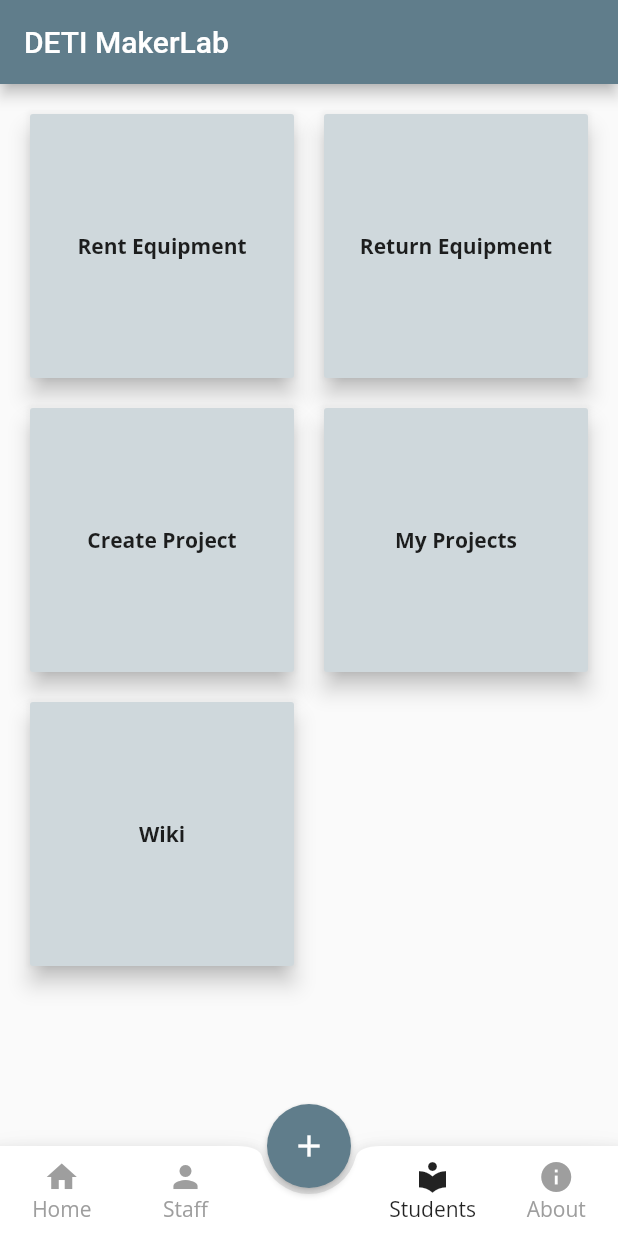
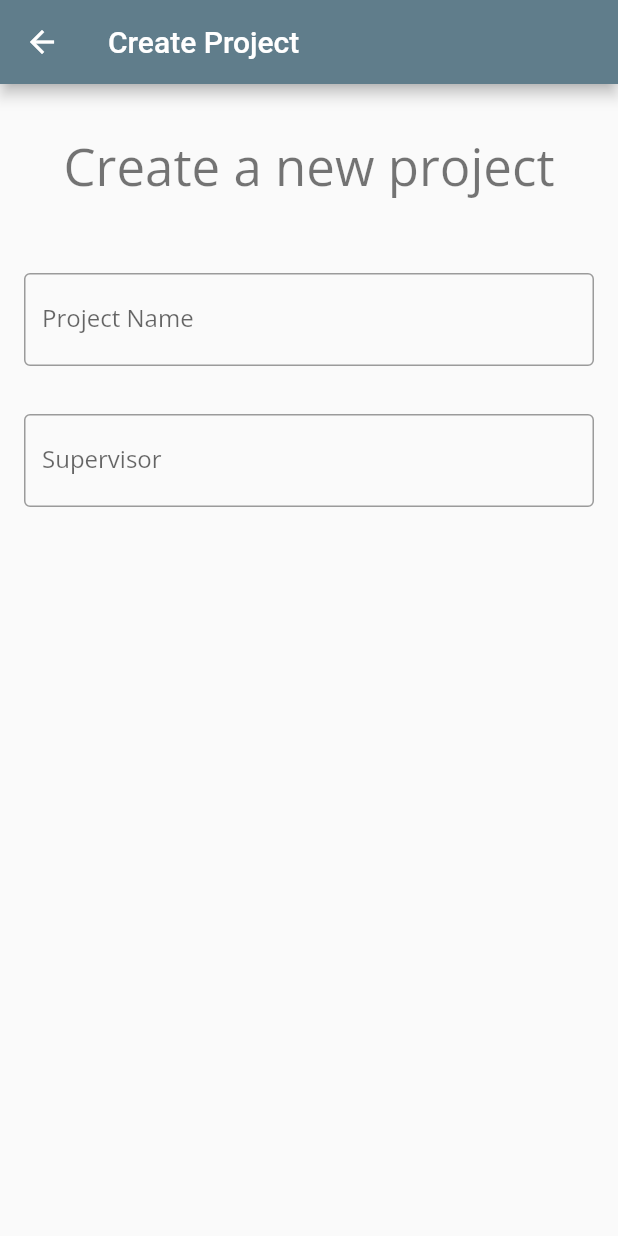
Before and after one commit to viniciusbenite/makerlab2020, a Flutter app: the screen it shows after launch, item 3 of the bottom bar chosen, after a tap on the "add" icon, on a phone screen of 412 x 824 dp. Run offline on Flutter 3.47's test engine with Material 2 defaults, Android fonts, the light colour scheme and no system bars; our stand-ins replace google_fonts.

Commit message:
change to project and equipments

```diff
--- a/makerlab/lib/main.dart
+++ b/makerlab/lib/main.dart
@@ -1,8 +1,9 @@
 import 'package:flutter/material.dart';
 import 'package:google_fonts/google_fonts.dart';
 import 'package:makerlab/screens/aboutDetails.dart';
-import 'package:makerlab/screens/staff.dart';
-import 'package:makerlab/screens/students.dart';
+import 'package:makerlab/screens/create.dart';
+import 'package:makerlab/screens/equipments.dart';
+import 'package:makerlab/screens/projects.dart';
 import 'package:makerlab/widgets/fab.dart';
 
 import 'screens/about.dart';
@@ -28,6 +29,7 @@ class MyApp extends StatelessWidget {
         '/about/what': (context) => WhatDetails(),
         '/about/project': (context) => TeamDetails(),
         '/about/wiki': (context) => AboutWiki(),
+        '/create_project': (context) => CreateProject(),
       },
     );
   }
@@ -46,8 +48,8 @@ class _MyHomePageState extends State<MyHomePage> {
   int _currentIndex = 0;
   final List<Widget> _children = [
     Text('0'),
-    Staff(),
-    Student(),
+    Equipments(),
+    Projects(),
     AboutPage(),
   ];
 
@@ -70,14 +72,17 @@ class _MyHomePageState extends State<MyHomePage> {
         notchedShape: CircularNotchedRectangle(),
         items: [
           FABBottomAppBarItem(iconData: Icons.home, text: 'Home'),
-          FABBottomAppBarItem(iconData: Icons.person, text: 'Staff'),
-          FABBottomAppBarItem(iconData: Icons.local_library, text: 'Students'),
+          FABBottomAppBarItem(iconData: Icons.build, text: 'Equipment'),
+          FABBottomAppBarItem(iconData: Icons.group_work, text: 'Projects'),
           FABBottomAppBarItem(iconData: Icons.info, text: 'About'),
         ],
       ),
       floatingActionButtonLocation: FloatingActionButtonLocation.centerDocked,
       floatingActionButton: FloatingActionButton(
-        onPressed: () {},
+        onPressed: () {
+          // Create Project
+          Navigator.of(context).pushNamed("/create_project");
+        },
         tooltip: 'Add',
         child: Icon(Icons.add),
         elevation: 2.0,
--- a/makerlab/lib/screens/aboutDetails.dart
+++ b/makerlab/lib/screens/aboutDetails.dart
@@ -218,7 +218,6 @@ class AboutWiki extends StatelessWidget {
     return Scaffold(
       appBar: AppBar(title: Text(aboutWikiTitle)),
       body: ListView(
-        padding: EdgeInsets.all(8.0),
         children: [
           Image.network(
             aboutWiki,
--- /dev/null
+++ b/makerlab/lib/screens/create.dart
@@ -0,0 +1,52 @@
+import 'package:flutter/material.dart';
+
+class CreateProject extends StatefulWidget {
+  @override
+  State<StatefulWidget> createState() {
+    return _CreateProjectState();
+  }
+}
+
+class _CreateProjectState extends State<CreateProject> {
+  @override
+  Widget build(BuildContext context) {
+    return Scaffold(
+      appBar: AppBar(
+        title: Text('Create Project'),
+      ),
+      body: ListView(
+        children: [
+          Container(
+            padding: EdgeInsets.all(32.0),
+            child: Center(
+              child: Text(
+                'Create a new project',
+                style: Theme.of(context).textTheme.headline4,
+              ),
+            ),
+          ),
+          Container(
+            padding: EdgeInsets.all(16.0),
+            child: TextFormField(
+              cursorColor: Theme.of(context).cursorColor,
+              decoration: InputDecoration(
+                labelText: 'Project Name',
+                border: OutlineInputBorder(),
+              ),
+            ),
+          ),
+          Container(
+            padding: EdgeInsets.all(16.0),
+            child: TextFormField(
+              cursorColor: Theme.of(context).cursorColor,
+              decoration: InputDecoration(
+                labelText: 'Supervisor',
+                border: OutlineInputBorder(),
+              ),
+            ),
+          ),
+        ],
+      ),
+    );
+  }
+}
--- a/makerlab/lib/screens/staff.dart
+++ b/makerlab/lib/screens/equipments.dart
@@ -1,11 +1,11 @@
 import 'package:flutter/material.dart';
 
-class Staff extends StatefulWidget {
+class Equipments extends StatefulWidget {
   @override
-  _StaffState createState() => new _StaffState();
+  _EquipmentsState createState() => new _EquipmentsState();
 }
 
-class _StaffState extends State<Staff> {
+class _EquipmentsState extends State<Equipments> {
   @override
   Widget build(BuildContext context) {
     return Center(
--- a/makerlab/lib/screens/students.dart
+++ b/makerlab/lib/screens/projects.dart
@@ -2,14 +2,14 @@ import 'package:flutter/material.dart';
 import 'package:makerlab/utils/src.dart';
 import 'package:url_launcher/url_launcher.dart';
 
-class Student extends StatefulWidget {
+class Projects extends StatefulWidget {
   @override
   State<StatefulWidget> createState() {
-    return _StudentState();
+    return _ProjectsState();
   }
 }
 
-class _StudentState extends State<Student> {
+class _ProjectsState extends State<Projects> {
   @override
   Widget build(BuildContext context) {
     return Center(
```
